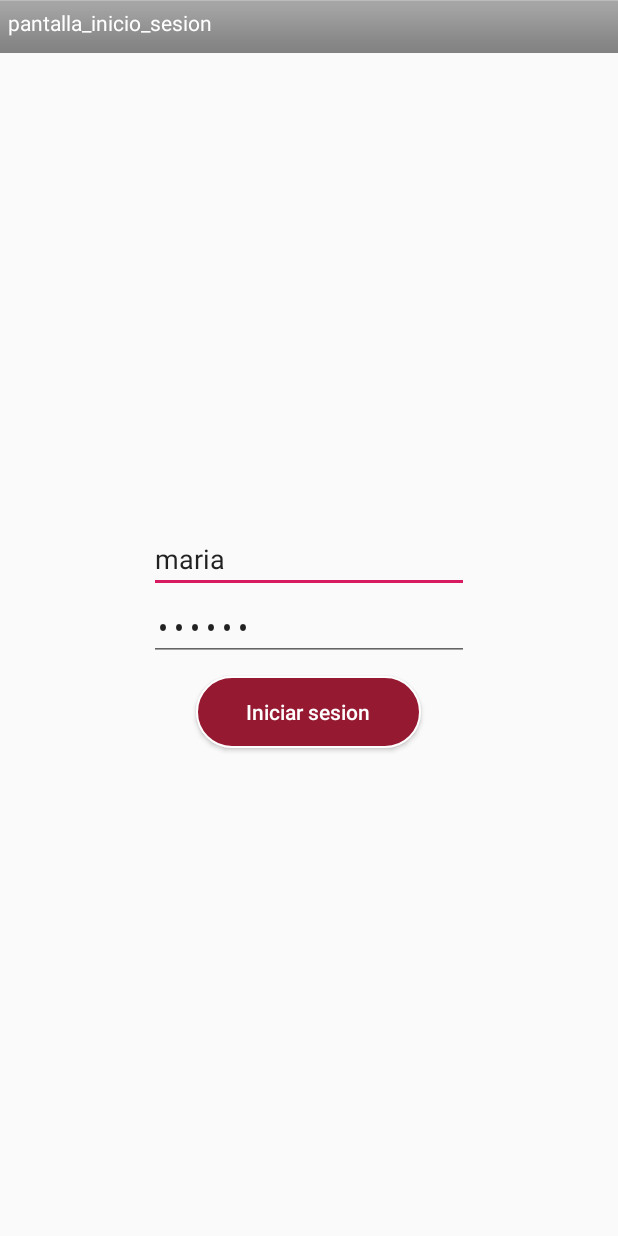
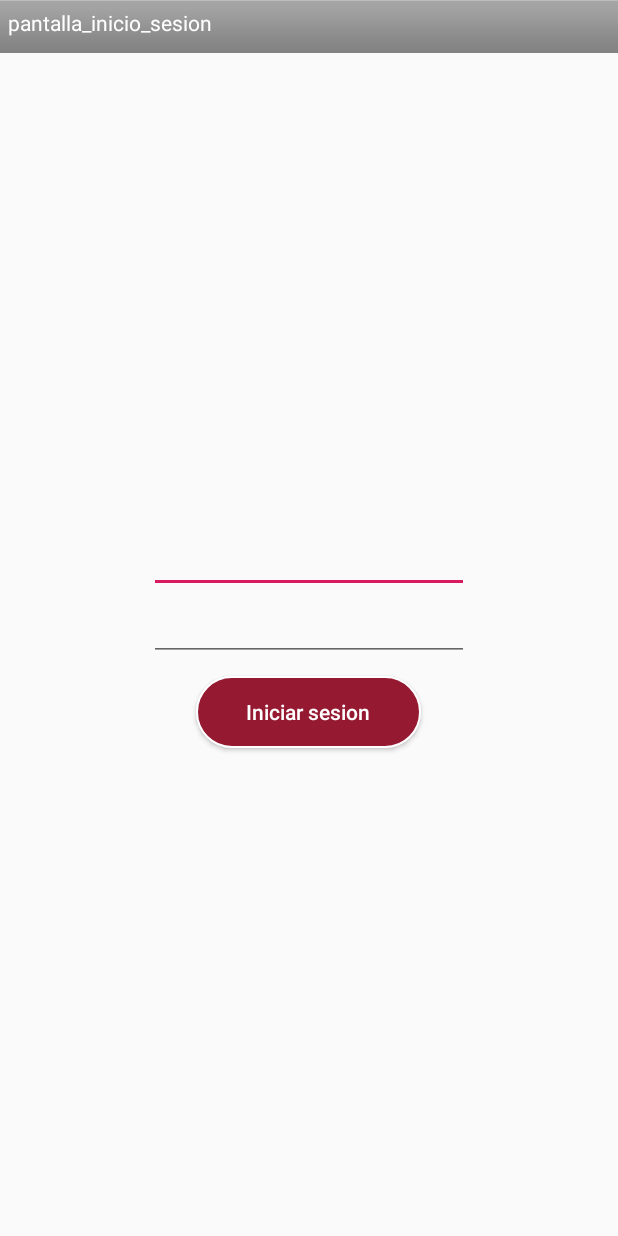
Before and after one commit to CmaDam2132020/Leon-Ocio, an Android app: the IniciarSesion screen opened directly, with no data from a screen before it, on a phone screen of 412 x 824 dp. Run offline under Robolectric (Android 15) with nearby library versions, the phone set to English and light mode, and no system bars; our stand-ins replace Volley.

Commit message:
Entrega Final

```diff
--- a/app/src/main/res/layout/inicio_sesion.xml
+++ b/app/src/main/res/layout/inicio_sesion.xml
@@ -48,7 +48,7 @@
             android:layout_height="wrap_content"
             android:ems="10"
             android:inputType="textPersonName"
-            android:text="maria" />
+            android:text="" />
 
         <EditText
             android:id="@+id/edit_text_pass"
@@ -56,7 +56,7 @@
             android:layout_height="wrap_content"
             android:ems="10"
             android:inputType="textPassword"
-            android:text="maria3" />
+            android:text="" />
 
         <Button
             android:id="@+id/boton_iniciar_sesion_is"
```
Also changed, not shown: app/src/main/java/com/example/leonocio/LugarIndividual.java (line endings or trailing spaces).
